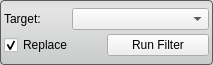
First picture: the form in src/Interface/ToolInterface/GradientMagnitudeFilterInterface.ui, repository SCIInstitute/Seg3D, before the edit.
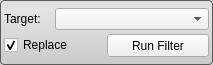
Second picture: the form after the edit.

The edit to the form file:
```diff
--- a/src/Interface/ToolInterface/GradientMagnitudeFilterInterface.ui
+++ b/src/Interface/ToolInterface/GradientMagnitudeFilterInterface.ui
@@ -46,7 +46,7 @@
     <number>4</number>
    </property>
    <item>
-    <layout class="QHBoxLayout" name="activeHLayout" stretch="1,2">
+    <layout class="QHBoxLayout" name="activeHLayout" stretch="1,3">
      <property name="spacing">
       <number>0</number>
      </property>
@@ -71,6 +71,12 @@
          <verstretch>0</verstretch>
         </sizepolicy>
        </property>
+       <property name="sizeAdjustPolicy">
+        <enum>QComboBox::AdjustToMinimumContentsLength</enum>
+       </property>
+       <property name="minimumContentsLength">
+        <number>12</number>
+       </property>
       </widget>
      </item>
     </layout>
@@ -101,6 +107,12 @@
          <verstretch>0</verstretch>
         </sizepolicy>
        </property>
+       <property name="maximumSize">
+        <size>
+         <width>16777215</width>
+         <height>23</height>
+        </size>
+       </property>
        <property name="text">
         <string>Run Filter</string>
        </property>
```
